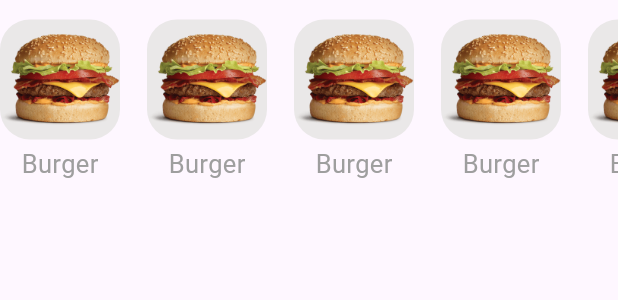
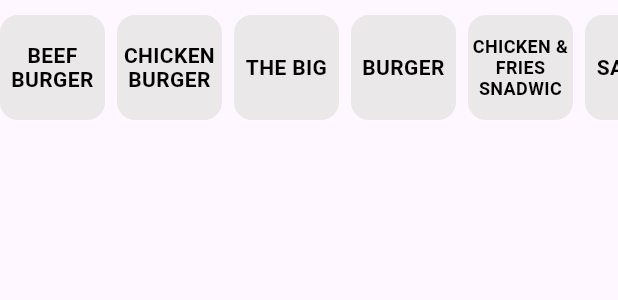
Before and after one commit to YousefDewidar/Burger-house, a Flutter app: the CategoryListView widget shown alone on an empty page, opened directly, on a phone screen of 412 x 824 dp. Shown: the top 300 px of the screen. Run offline on Flutter 3.47's test engine with Material 3 defaults, Android fonts, the phone set to English and light mode, and no system bars; drawn by our look-alikes of auto_size_text; our stand-ins replace carousel_slider, cloud_firestore, firebase_auth, firebase_core, page_transition, skeletonizer; accounts and stored records are empty.

Commit message:
Add 7 real product to database. and create logic & ui to  get one category. add Skeletonizer for loading.

```diff
--- a/lib/features/home/ui/widget/category_item.dart
+++ /dev/null
@@ -1,31 +0,0 @@
-import 'package:burger_house/core/utils/widgets/space.dart';
-import 'package:flutter/material.dart';
-
-class CategoryItem extends StatelessWidget {
-  const CategoryItem({
-    super.key,
-  });
-
-  @override
-  Widget build(BuildContext context) {
-    return Padding(
-      padding: const EdgeInsets.only(right: 18),
-      child: Column(
-        children: [
-          Container(
-            height: 80,
-            width: 80,
-            decoration: BoxDecoration(
-              color: const Color.fromARGB(255, 234, 232, 232),
-              borderRadius: BorderRadius.circular(20),
-            ),
-            child: Image.asset('assets/images/burger_sandwich 1.png'),
-          ),
-          const SpaceV(4),
-          const Text('Burger',
-              style: TextStyle(color: Colors.grey, fontSize: 17))
-        ],
-      ),
-    );
-  }
-}
--- a/lib/features/home/ui/widget/category_list_view.dart
+++ /dev/null
@@ -1,24 +0,0 @@
-import 'package:burger_house/features/home/ui/widget/category_item.dart';
-import 'package:flutter/material.dart';
-
-class CategoryListView extends StatelessWidget {
-  const CategoryListView({super.key});
-
-  @override
-  Widget build(BuildContext context) {
-    return Padding(
-      padding: const EdgeInsets.symmetric(vertical: 13.0),
-      child: SizedBox(
-        height: 110,
-        child: ListView.builder(
-          clipBehavior: Clip.none,
-          scrollDirection: Axis.horizontal,
-          itemCount: 5,
-          itemBuilder: (context, index) {
-            return const CategoryItem();
-          },
-        ),
-      ),
-    );
-  }
-}
--- /dev/null
+++ b/lib/features/menu/ui/widgets/category_list_view.dart
@@ -0,0 +1,58 @@
+import 'package:burger_house/features/menu/ui/widgets/category_type_card.dart';
+import 'package:flutter/material.dart';
+
+class CategoryListView extends StatefulWidget {
+  const CategoryListView({super.key});
+
+  @override
+  State<CategoryListView> createState() => _CategoryListViewState();
+}
+
+class _CategoryListViewState extends State<CategoryListView> {
+  int selectedInd = -1;
+
+  final List<String> categorysTypeList = [
+    'beef burger',
+    'chicken burger',
+    'the big',
+    'burger',
+    'chicken & fries snadwich',
+    'sauces',
+    'dessert',
+    'milk shake',
+    'drinks',
+    'additions',
+  ];
+
+  @override
+  Widget build(BuildContext context) {
+    return Padding(
+      padding: const EdgeInsets.symmetric(vertical: 10.0),
+      child: SizedBox(
+        height: 70,
+        child: ListView.builder(
+          physics: const BouncingScrollPhysics(),
+          clipBehavior: Clip.none,
+          scrollDirection: Axis.horizontal,
+          itemCount: categorysTypeList.length,
+          itemBuilder: (context, index) {
+            return GestureDetector(
+              onTap: () {
+                if (selectedInd == index) {
+                  selectedInd = -1;
+                } else {
+                  selectedInd = index;
+                }
+                setState(() {});
+              },
+              child: CategoryTypeCard(
+                selected: selectedInd == index,
+                categoryName: categorysTypeList[index],
+              ),
+            );
+          },
+        ),
+      ),
+    );
+  }
+}
--- /dev/null
+++ b/lib/features/menu/ui/widgets/category_type_card.dart
@@ -0,0 +1,47 @@
+import 'package:auto_size_text/auto_size_text.dart';
+import 'package:burger_house/core/utils/constant.dart';
+import 'package:flutter/material.dart';
+
+class CategoryTypeCard extends StatelessWidget {
+  final String categoryName;
+  final bool selected;
+
+  const CategoryTypeCard({
+    super.key,
+    required this.categoryName,
+    required this.selected,
+  });
+
+  @override
+  Widget build(BuildContext context) {
+    return Padding(
+      padding: const EdgeInsets.only(right: 8),
+      child: Container(
+        padding: const EdgeInsets.all(3),
+        height: 70,
+        width: 70,
+        decoration: BoxDecoration(
+          color: selected
+              ? Constant.kPrimaryColor.withOpacity(.9)
+              : const Color.fromARGB(255, 234, 232, 232),
+          borderRadius: BorderRadius.circular(12),
+        ),
+        child: Center(
+          child: AutoSizeText(
+            categoryName.toUpperCase(),
+            maxLines: 3,
+            textAlign: TextAlign.center,
+            style: TextStyle(
+              height: 0,
+              color: selected
+                  ? const Color.fromARGB(255, 234, 232, 232)
+                  : Colors.black,
+              fontWeight: FontWeight.w600,
+              fontSize: 14,
+            ),
+          ),
+        ),
+      ),
+    );
+  }
+}
--- a/lib/main.dart
+++ b/lib/main.dart
@@ -1,6 +1,3 @@
-import 'dart:developer';
-
-import 'package:burger_house/core/firebase/database.dart';
 import 'package:burger_house/core/utils/all_views_page_view.dart';
 import 'package:firebase_core/firebase_core.dart';
 import 'package:flutter/material.dart';
--- a/pubspec.yaml
+++ b/pubspec.yaml
@@ -17,11 +17,14 @@ dependencies:
   firebase_auth: ^5.1.2
   firebase_core: ^3.2.0
   cloud_firestore: ^5.4.4
+  firebase_storage:
 
   # UI tools
   carousel_slider:
+  auto_size_text: ^3.0.0
   # Navigation
   page_transition: ^2.1.0
+  skeletonizer: ^1.4.2
 
 dev_dependencies:
   flutter_lints: ^3.0.0
```
Also changed, not shown: lib/core/firebase/database.dart (+17 -0 lines), lib/core/utils/all_views_page_view.dart (+4 -8 lines), lib/features/home/ui/home_view.dart (+12 -3 lines), lib/features/menu/data/models/item_model.dart (+25 -14 lines), lib/features/menu/ui/menu_view.dart (+28 -4 lines), lib/features/menu/ui/widgets/menu_view_body.dart (deleted, +0 -10 lines), lib/features/menu/ui/widgets/product_card.dart (added, +96 -0 lines), lib/features/menu/ui/widgets/products_list_view.dart (added, +56 -0 lines), lib/test_view.dart (+143 -14 lines), pubspec.lock, 3 other files.
